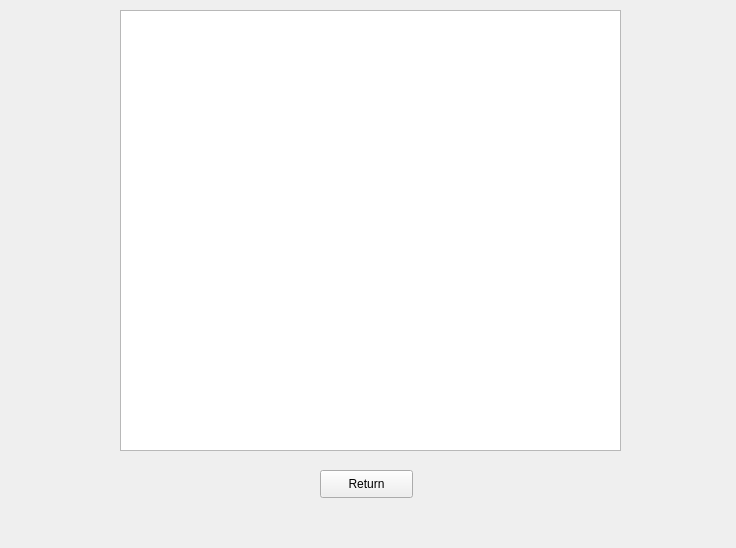
Gazda70/TonationRecognition, file view/signature_display.ui: the form before one commit.
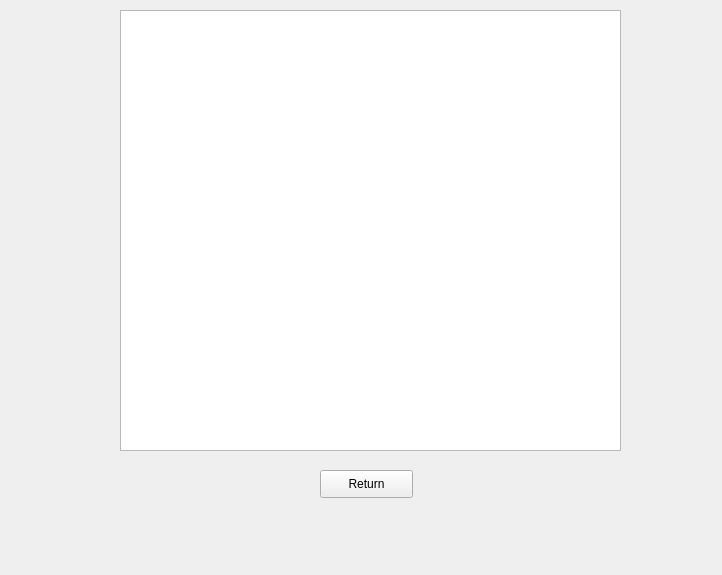
The form after the commit.

Commit message: Rearrange user interface.

Diff of the .ui file:
```diff
--- a/view/signature_display.ui
+++ b/view/signature_display.ui
@@ -6,8 +6,8 @@
    <rect>
     <x>0</x>
     <y>0</y>
-    <width>736</width>
-    <height>548</height>
+    <width>722</width>
+    <height>575</height>
    </rect>
   </property>
   <property name="windowTitle">
```
Left out of the diff: 6 changed lines with no effect on the pictures. The commit also changes 1 other file.
